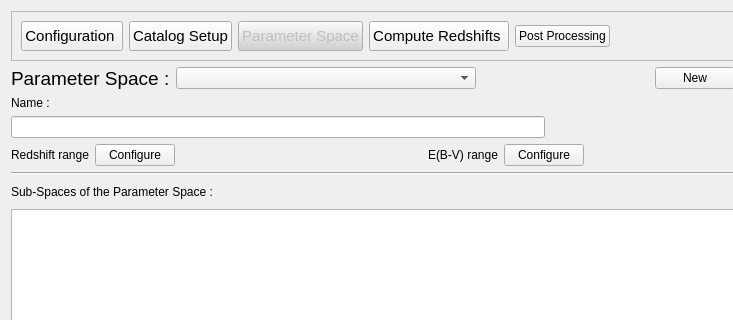
astrorama/Phosphoros, file PhzQtUI/auxdir/PhzQtUI/FormModelSet.ui: the form before one commit; both pictures show x 0 to 733 and y 0 to 320 of the 1090 by 829 pixel window.
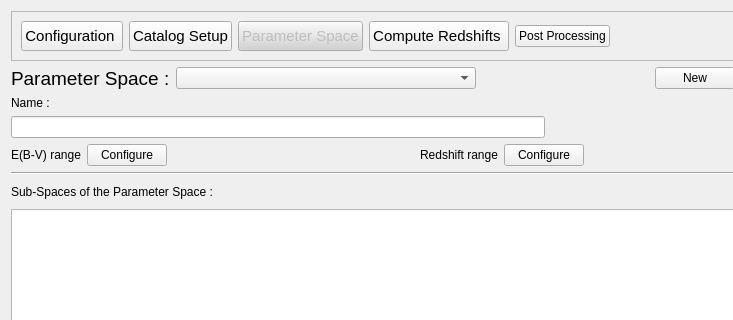
The form after the commit. Custom widgets are drawn as their Qt base class.

Commit message: impose a common grid through the interface

Patch:
```diff
--- a/PhzQtUI/auxdir/PhzQtUI/FormModelSet.ui
+++ b/PhzQtUI/auxdir/PhzQtUI/FormModelSet.ui
@@ -257,14 +257,14 @@
    <item>
     <layout class="QHBoxLayout" name="horizontalLayout">
      <item>
-      <widget class="QLabel" name="label_2">
+      <widget class="QLabel" name="label">
        <property name="text">
-        <string>Redshift range</string>
+        <string>E(B-V) range</string>
        </property>
       </widget>
      </item>
      <item>
-      <widget class="QPushButton" name="btn_conf_z">
+      <widget class="QPushButton" name="btn_conf_ebv">
        <property name="text">
         <string>Configure</string>
        </property>
@@ -284,14 +284,14 @@
       </spacer>
      </item>
      <item>
-      <widget class="QLabel" name="label">
+      <widget class="QLabel" name="label_2">
        <property name="text">
-        <string>E(B-V) range</string>
+        <string>Redshift range</string>
        </property>
       </widget>
      </item>
      <item>
-      <widget class="QPushButton" name="btn_conf_ebv">
+      <widget class="QPushButton" name="btn_conf_z">
        <property name="text">
         <string>Configure</string>
        </property>
```
The commit also changes 6 other files.
